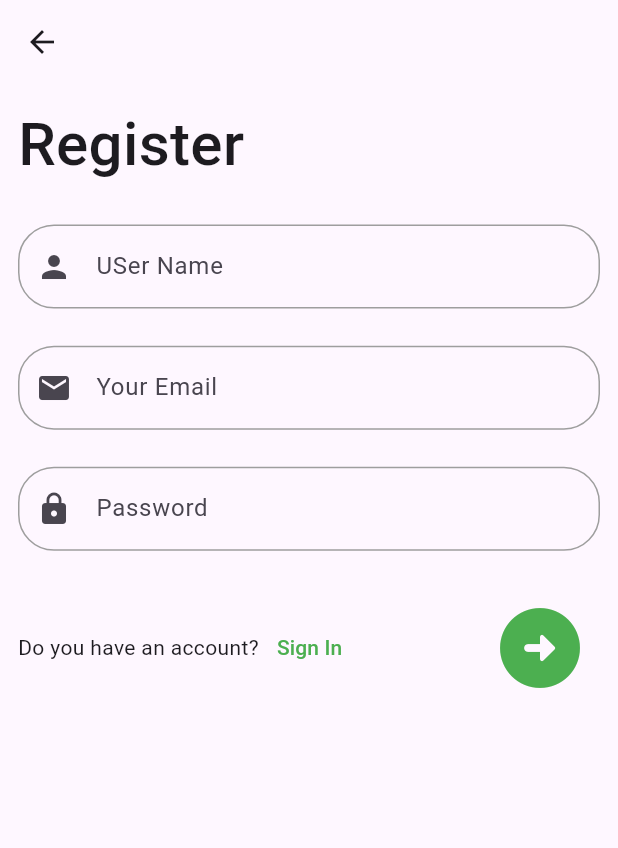
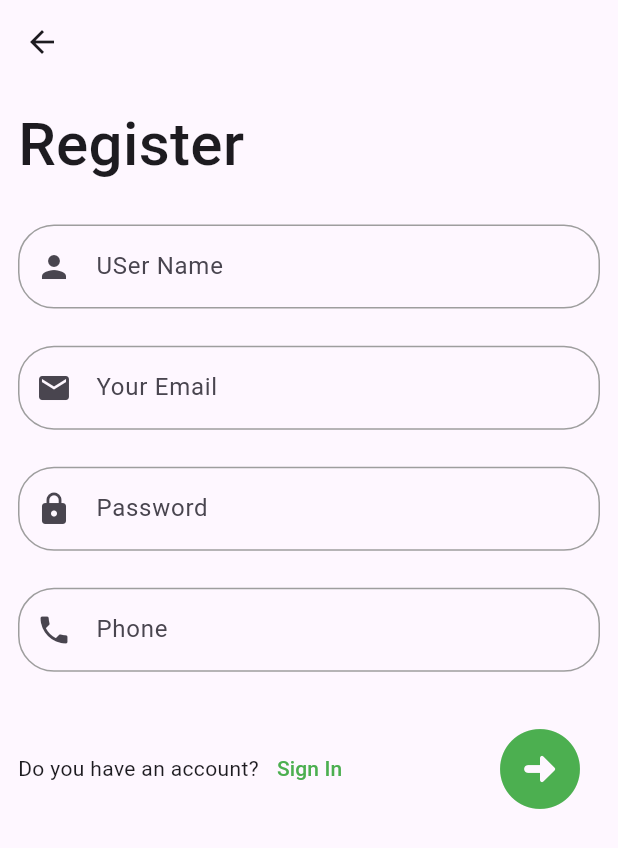
Before and after one commit to makdad-raee/makdad_app, a Flutter app: the RegisterPage screen opened directly, on a phone screen of 412 x 824 dp. Shown: the top 848 px of the screen. Run offline on Flutter 3.47's test engine with Material 3 defaults, Android fonts, the phone set to English and light mode, and no system bars; our stand-ins replace cloud_firestore, firebase_auth, firebase_core, flutter_bloc; accounts and stored records are empty; statements that could not run were skipped.

Commit message:
create CreateUSER Methode and multiDexEnabled true to build gradle app and add fire cloud

```diff
--- /dev/null
+++ b/lib/features/data/models/user_model.dart
@@ -0,0 +1,22 @@
+class UserModel {
+  String? name;
+  String? email;
+  String? phone;
+  String? uId;
+
+  UserModel({this.name, this.email, this.phone, this.uId});
+  UserModel.fromJson(Map<String, dynamic> json) {
+    email = json['email'];
+    name = json['name'];
+    phone = json['phone'];
+    uId = json['uId'];
+  }
+  Map<String, dynamic> toMap(){
+    return {
+      "name":name,
+      "email":email,
+      "phone":phone,
+      "uId":uId,
+  };
+}
+}
--- a/lib/features/data/presentation/manger/cubit/Register_cubit/register_state.dart
+++ b/lib/features/data/presentation/manger/cubit/Register_cubit/register_state.dart
@@ -11,3 +11,10 @@ class RegisterErrorState extends RegisterState {
 
   RegisterErrorState({required this.error});
 }
+class CreateUserSuccesState extends RegisterState {}
+
+class CreateUserErrorState extends RegisterState {
+  final String error;
+
+  CreateUserErrorState({required this.error});
+}
--- a/lib/features/data/presentation/views/widgets/register_body.dart
+++ b/lib/features/data/presentation/views/widgets/register_body.dart
@@ -3,6 +3,7 @@ import 'package:flutter_bloc/flutter_bloc.dart';
 import 'package:makdad_app/features/data/presentation/manger/cubit/Register_cubit/register_cubit.dart';
 import 'package:makdad_app/features/data/presentation/manger/cubit/Register_cubit/register_state.dart';
 import 'package:makdad_app/features/data/presentation/views/home_views.dart';
+import 'package:makdad_app/features/data/presentation/views/social_home_view.dart';
 import 'package:makdad_app/features/data/presentation/views/widgets/custom_text_form_field.dart';
 
 class RegisterBody extends StatefulWidget {
@@ -22,12 +23,18 @@ class _RegisterBodyState extends State<RegisterBody> {
     var emailController = TextEditingController();
     var passwordcontroller = TextEditingController();
     var userNamecontroller = TextEditingController();
+    var phoneController = TextEditingController();
     var height = MediaQuery.of(context).size.height;
 
     return SingleChildScrollView(
       child: Padding(
         padding: const EdgeInsets.all(12.0),
-        child: BlocBuilder<RegisterCubit, RegisterState>(
+        child: BlocConsumer<RegisterCubit, RegisterState>(
+          listener: (context, state) {
+            if(state is CreateUserSuccesState){
+              Navigator.of(context).push(MaterialPageRoute(builder: (context) =>const SocialHomeView(),));
+            }
+          },
           builder: (context, state) => Form(
             key: formkey,
             child: Column(
@@ -62,6 +69,13 @@ class _RegisterBodyState extends State<RegisterBody> {
                 SizedBox(
                   height: height * 0.03,
                 ),
+                CustomTExtFormField(
+                    controller: phoneController,
+                    hintText: 'Phone',
+                    icon: Icons.phone),
+                SizedBox(
+                  height: height * 0.03,
+                ),
                 Row(
                   children: [
                     Row(
@@ -92,6 +106,7 @@ class _RegisterBodyState extends State<RegisterBody> {
                         onPressed: () {
                           if (formkey.currentState!.validate()) {
                             RegisterCubit.get(context).userRegister(
+                              phone: phoneController.text,
                                 username: userNamecontroller.text,
                                 email: emailController.text,
                                 password: passwordcontroller.text);
--- a/pubspec.yaml
+++ b/pubspec.yaml
@@ -38,6 +38,7 @@ dependencies:
   firebase_core: ^2.24.2
   flutter_bloc: ^8.1.3
   firebase_auth: ^4.16.0
+  cloud_firestore: ^4.14.0
 
 dev_dependencies:
   flutter_test:
```
Also changed, not shown: lib/features/data/presentation/manger/cubit/Register_cubit/register_cubit.dart (+24 -1 lines), lib/features/data/presentation/views/social_home_view.dart (added, +12 -0 lines), 4 other files.
